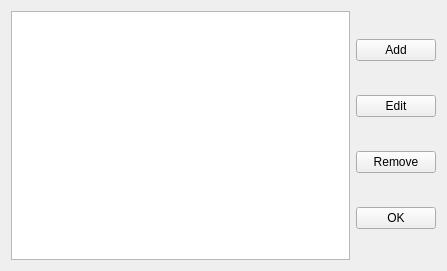
Old version of the form MetaAssembler/Options.ui in the repository kristijanzrno/MetaAssemblerQT.
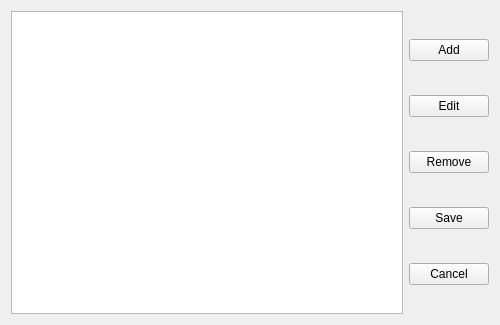
New version of the form.

```diff
--- a/MetaAssembler/Options.ui
+++ b/MetaAssembler/Options.ui
@@ -6,8 +6,8 @@
    <rect>
     <x>0</x>
     <y>0</y>
-    <width>447</width>
-    <height>271</height>
+    <width>500</width>
+    <height>325</height>
    </rect>
   </property>
   <property name="windowTitle">
@@ -43,7 +43,14 @@
      <item>
       <widget class="QPushButton" name="okButton">
        <property name="text">
-        <string>OK</string>
+        <string>Save</string>
+       </property>
+      </widget>
+     </item>
+     <item>
+      <widget class="QPushButton" name="cancelButton">
+       <property name="text">
+        <string>Cancel</string>
        </property>
       </widget>
      </item>
```
